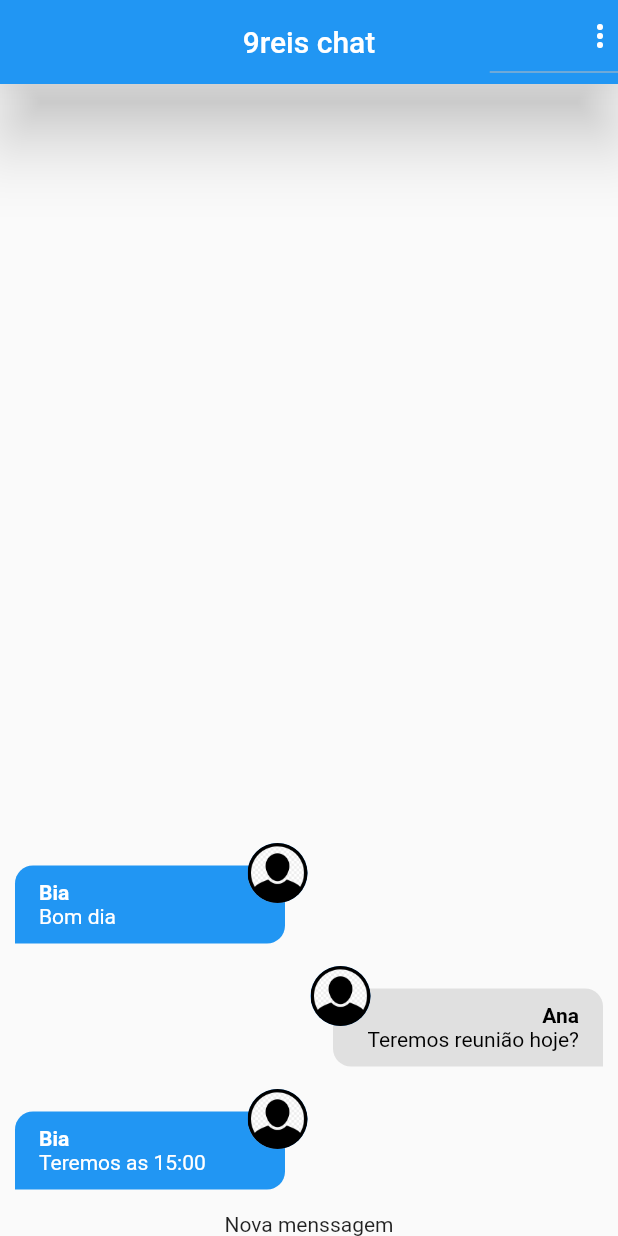
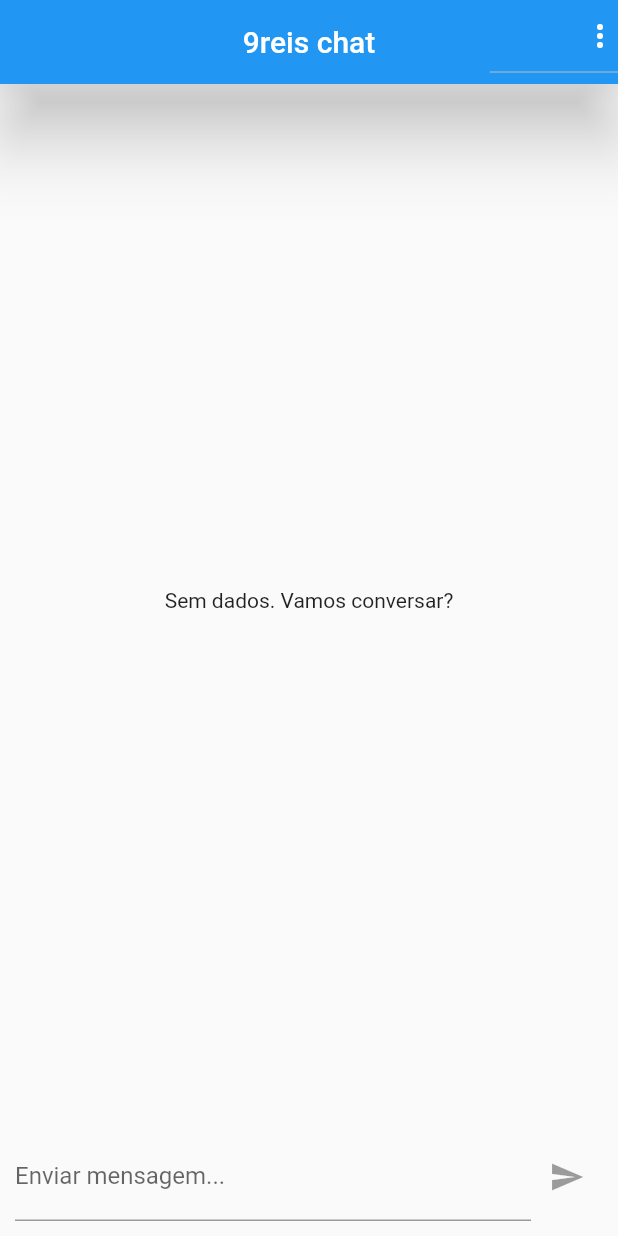
Before and after one commit to 9reis/chat_ll__flutter, a Flutter app: the screen it shows after launch, on a phone screen of 412 x 824 dp. Run offline on Flutter 3.47's test engine with Material 2 defaults, Android fonts, the phone set to English and light mode, and no system bars; our stand-ins replace image_picker; accounts and stored records are empty.

Commit message:
Componente New Message

```diff
--- a/lib/components/new_message.dart
+++ b/lib/components/new_message.dart
@@ -1,14 +1,57 @@
+import 'package:chat_ll__flutter/core/services/auth/auth_service.dart';
+import 'package:chat_ll__flutter/core/services/chat/chat_service.dart';
 import 'package:flutter/material.dart';
-import 'package:flutter/src/widgets/framework.dart';
-import 'package:flutter/src/widgets/placeholder.dart';
 
-class NewMessage extends StatelessWidget {
+class NewMessage extends StatefulWidget {
   const NewMessage({super.key});
 
   @override
+  State<NewMessage> createState() => _NewMessageState();
+}
+
+class _NewMessageState extends State<NewMessage> {
+  String _message = "";
+  //Controller para limpar o textField
+  final _messageController = TextEditingController();
+
+  //Adiciona uma nova mensagem
+  Future<void> _sendMessage() async {
+    //Pega o user logado
+    final user = AuthService().currentUser;
+
+    if (user != null) {
+      await ChatService().save(_message, user);
+      //Se tiver mandado a msg, ai sim limpa o input
+      _messageController.clear();
+    }
+  }
+
+  @override
   Widget build(BuildContext context) {
-    return Center(
-      child: Text('Nova menssagem'),
+    return Padding(
+      padding: const EdgeInsets.all(10),
+      child: Row(
+        children: [
+          Expanded(
+            child: TextField(
+              controller: _messageController,
+              decoration: InputDecoration(labelText: "Enviar mensagem..."),
+              //Antera a msg quando começar a digitar
+              onChanged: (msg) => setState(() => _message = msg),
+              // Manda a msg através do enter
+              onSubmitted: (_) {
+                if (_message.isNotEmpty) {
+                  _sendMessage();
+                }
+              },
+            ),
+          ),
+          IconButton(
+              icon: Icon(Icons.send),
+              //Se a msg estiver diferente de vazio, chama o met
+              onPressed: _message.trim().isEmpty ? null : _sendMessage)
+        ],
+      ),
     );
   }
 }
--- a/lib/core/services/chat/chat_mock_service.dart
+++ b/lib/core/services/chat/chat_mock_service.dart
@@ -6,32 +6,7 @@
 import 'package:chat_ll__flutter/core/services/chat/chat_service.dart';
 
 class ChatMockService implements ChatService {
-  static final List<ChatMessage> _msgs = [
-    ChatMessage(
-      id: '1',
-      text: 'Bom dia',
-      createdAt: DateTime.now(),
-      userId: '123',
-      userName: 'Bia',
-      userImageUrl: 'assets/images/avatar.png',
-    ),
-    ChatMessage(
-      id: '2',
-      text: 'Teremos reunião hoje?',
-      createdAt: DateTime.now(),
-      userId: '456',
-      userName: 'Ana',
-      userImageUrl: 'assets/images/avatar.png',
-    ),
-    ChatMessage(
-      id: '3',
-      text: 'Teremos as 15:00',
-      createdAt: DateTime.now(),
-      userId: '789',
-      userName: 'Bia',
-      userImageUrl: 'assets/images/avatar.png',
-    ),
-  ];
+  static final List<ChatMessage> _msgs = [];
 
   //Controller para criar uma nova mensagem
   static MultiStreamController<List<ChatMessage>>? _controller;
@@ -59,7 +34,8 @@
     );
 
     _msgs.add(newMessage);
-    //Mostra a lista de msg quando houver uma nova msg
+    //Mostra a lista de msg  na tela quando houver uma nova msg
+    //_msgs.reversed.toLista()
     _controller?.add(_msgs);
 
     return newMessage;
```
